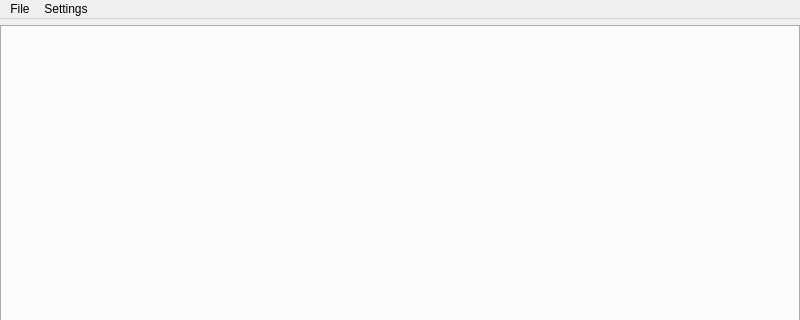
Before: the Qt Designer form src/ARM_R_viewCore/MainWindow.ui in nevaeh82/arm_r, drawn with Qt 5; both pictures show x 0 to 800 and y 0 to 320 of the 800 by 600 pixel window.
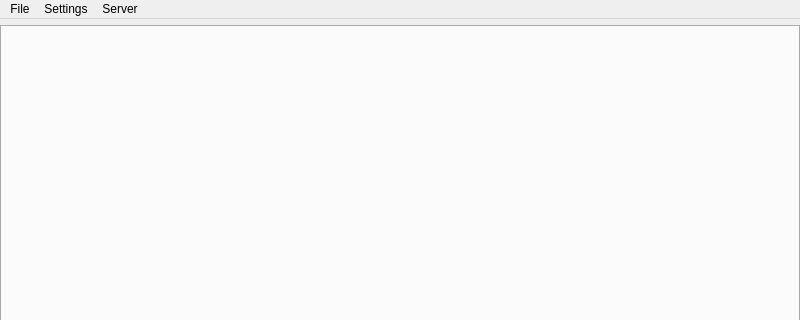
After: the same form once the commit is applied. Custom widgets are drawn as their Qt base class.

```diff
--- a/src/ARM_R_viewCore/MainWindow.ui
+++ b/src/ARM_R_viewCore/MainWindow.ui
@@ -151,8 +151,15 @@
     <addaction name="actionLists"/>
     <addaction name="actionSolverLogs"/>
    </widget>
+   <widget class="QMenu" name="menuServer">
+    <property name="title">
+     <string>Server</string>
+    </property>
+    <addaction name="actionRestartServer"/>
+   </widget>
    <addaction name="menuFile"/>
    <addaction name="menuSettings"/>
+   <addaction name="menuServer"/>
   </widget>
   <widget class="QStatusBar" name="statusbar"/>
   <action name="actionNew">
```
Left out of the diff: 38 changed lines with no effect on the pictures.
